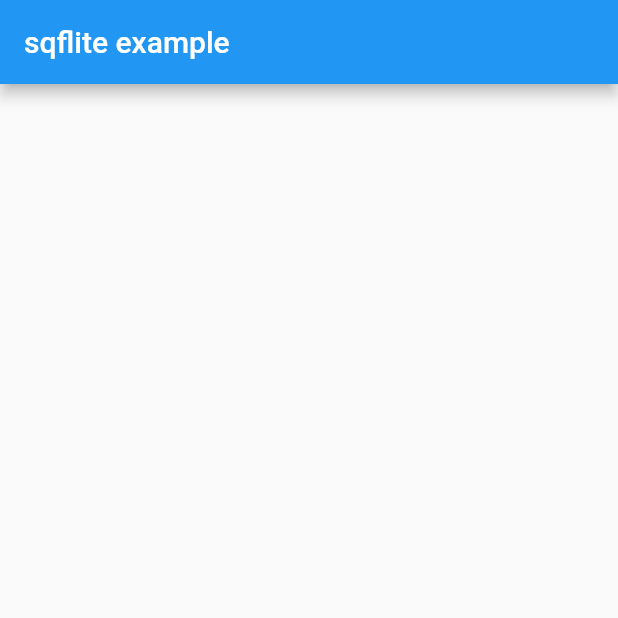
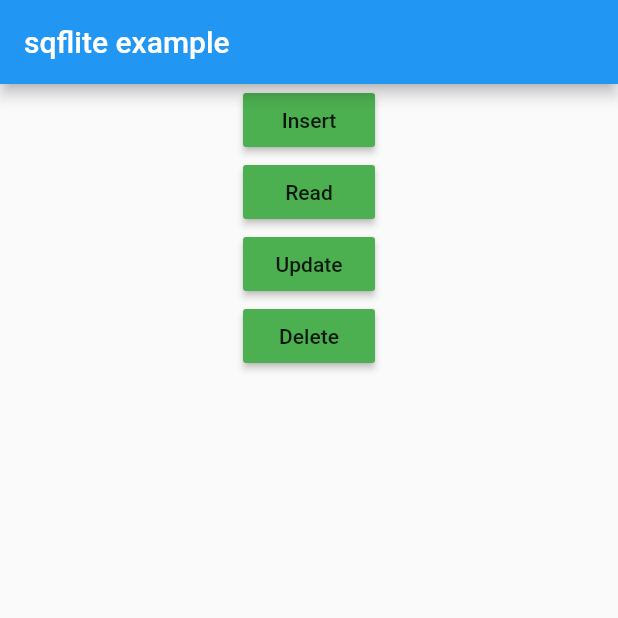
Before and after one commit to nischal08/firebase_gca, a Flutter app: the screen it shows after launch, on a phone screen of 412 x 824 dp, the top half of it. Run offline on Flutter 3.47's test engine with Material 2 defaults, Android fonts, the phone set to English and light mode, and no system bars; our stand-ins replace cloud_firestore, firebase_auth, firebase_core, firebase_messaging, firebase_storage, get and 3 more; accounts and stored records are empty.

Commit message:
implemented sqflite

```diff
--- a/lib/main.dart
+++ b/lib/main.dart
@@ -1,11 +1,15 @@
 import 'package:firebase_core/firebase_core.dart';
 import 'package:firebase_gca/sqlite/sqliteExample.dart';
 import 'package:flutter/material.dart';
+import 'package:flutter/services.dart';
 import 'package:get/get.dart';
+import 'package:sqflite/sqflite.dart';
 
 void main() async {
   WidgetsFlutterBinding.ensureInitialized();
   await Firebase.initializeApp();
+  SystemChrome.setSystemUIOverlayStyle(SystemUiOverlayStyle(
+      statusBarColor: Colors.blue, systemNavigationBarColor: Colors.blue));
   runApp(MyApp());
 }
 
@@ -13,16 +17,27 @@ class MyApp extends StatelessWidget {
   // This widget is the root of your application.
   @override
   Widget build(BuildContext context) {
+    _createDatabase();
+
     return GetMaterialApp(
       title: 'Flutter Demo',
       theme: ThemeData(
         primarySwatch: Colors.blue,
-        // This makes the visual density adapt to the platform that you run
-        // the app on. For desktop platforms, the controls will be smaller and
-        // closer together (more dense) than on mobile platforms.
         visualDensity: VisualDensity.adaptivePlatformDensity,
       ),
       home: SqliteExample(),
     );
   }
+
+  _createDatabase() async {
+    String databasePath = await getDatabasesPath();
+    String databaseFileName = "my_db.db";
+    int databaseVersion = 1;
+    openDatabase(databasePath + "/" + databaseFileName,
+        version: databaseVersion, onCreate: (db, version) {
+      String createTableQuery =
+          "CREATE TABLE user(id INTEGER,firstname TEXT,lastname TEXT)";
+      db.execute(createTableQuery);
+    }, onUpgrade: (db, oldV, newV) {});
+  }
 }
--- a/lib/sqlite/sqliteExample.dart
+++ b/lib/sqlite/sqliteExample.dart
@@ -1,4 +1,5 @@
 import 'package:flutter/material.dart';
+import 'package:sqflite/sqflite.dart';
 
 class SqliteExample extends StatefulWidget {
   @override
@@ -17,6 +18,76 @@ class _SqliteExampleState extends State<SqliteExample> {
   }
 
   Widget _body() {
-    return Container();
+    return Container(
+      width: double.infinity,
+      child: Column(
+        mainAxisSize: MainAxisSize.min,
+        crossAxisAlignment: CrossAxisAlignment.center,
+        children: [
+          _insertBtn(),
+          _readBtn(),
+          _updateBtn(),
+          _deleteBtn(),
+        ],
+      ),
+    );
+  }
+
+  Widget _insertBtn() {
+    return MaterialButton(
+      onPressed: () {
+        _insert();
+      },
+      child: Text("Insert"),
+      color: Colors.green,
+    );
+  }
+
+  _insert() async {
+    Database database = await _openDb();
+    Map<String, dynamic> userData = {
+      "id": 1,
+      "firstname": "John",
+      "lastname": "Doe"
+    };
+    await database.insert("user", userData);
+  }
+
+  Widget _readBtn() {
+    return MaterialButton(
+      onPressed: () async {
+        Database database = await _openDb();
+        List result = await database.query("user");
+        print(result);
+      },
+      child: Text("Read"),
+      color: Colors.green,
+    );
+  }
+
+  Widget _updateBtn() {
+    return MaterialButton(
+      onPressed: () async {
+        Database database = await _openDb();
+        await database.update("user", {"id": 2}, where: "id=?", whereArgs: [1]);
+      },
+      child: Text("Update"),
+      color: Colors.green,
+    );
+  }
+
+  Widget _deleteBtn() {
+    return MaterialButton(
+      onPressed: () async {
+        Database database = await _openDb();
+        database.delete("user", where: "id=?", whereArgs: [2]);
+      },
+      child: Text("Delete"),
+      color: Colors.green,
+    );
+  }
+
+  Future<Database> _openDb() async {
+    return openDatabase(await getDatabasesPath() + "/my_db.db");
   }
 }
```
